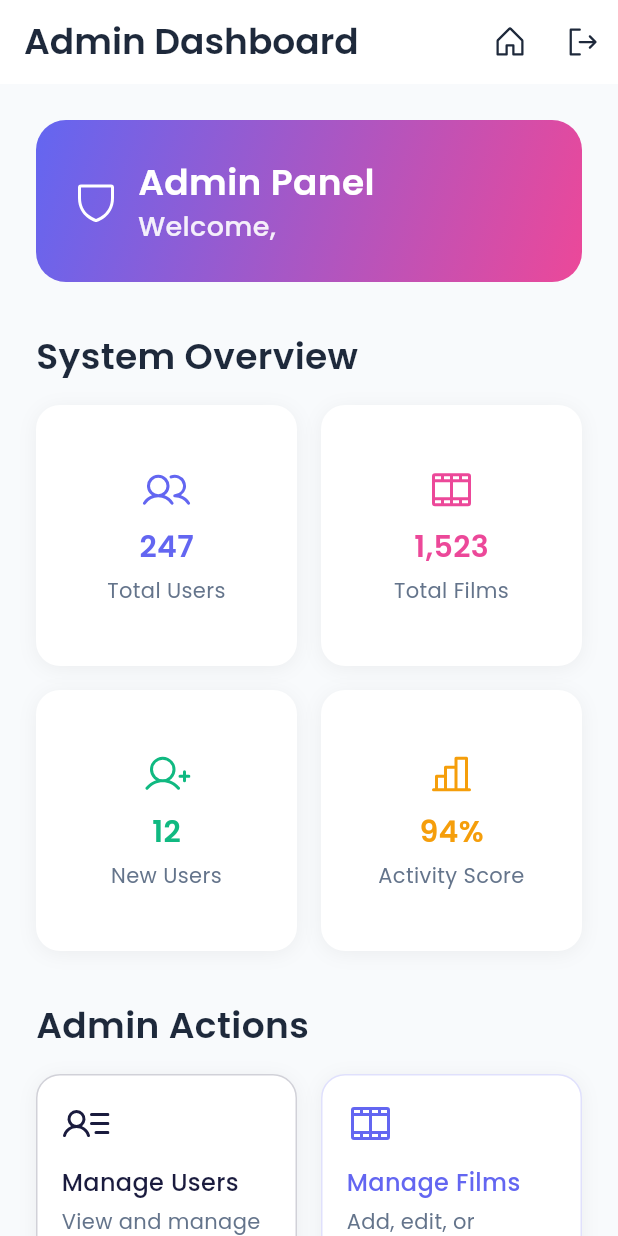
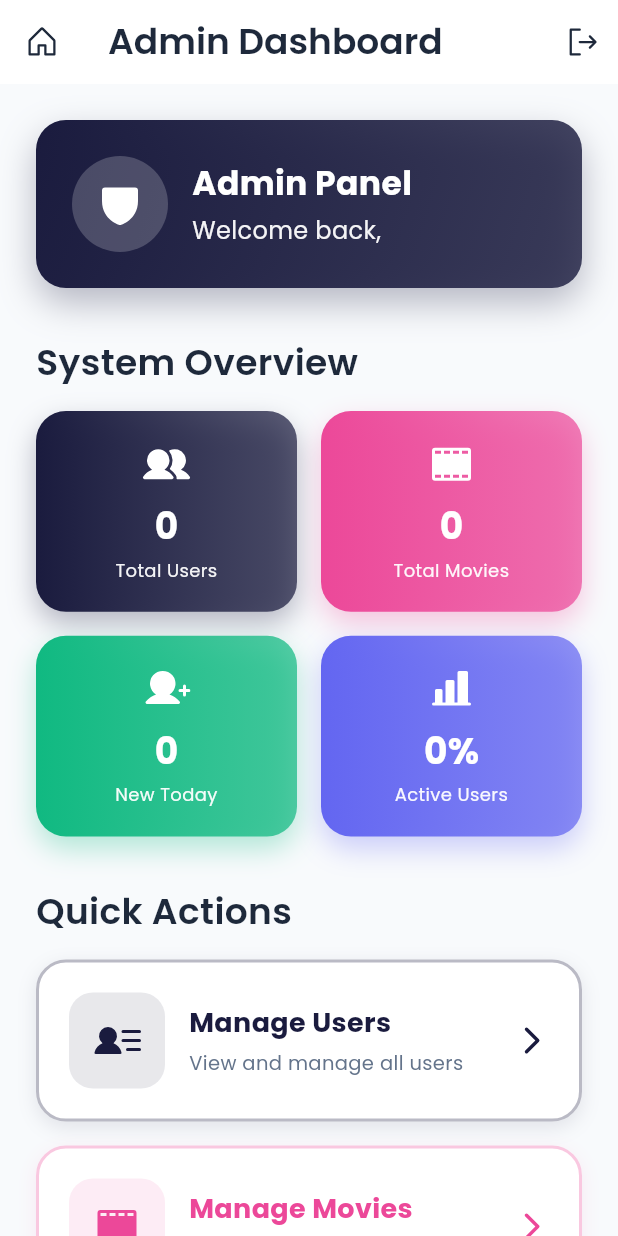
Before and after one commit to yassine-mathlouthi/film_manager, a Flutter app: the AdminDashboardScreen screen opened by its route, on a phone screen of 412 x 824 dp. Run offline on Flutter 3.47's test engine with Material 3 defaults, Android fonts, the phone set to English and light mode, and no system bars; our stand-ins replace cloud_firestore, email_validator, firebase_auth, firebase_core, flutter_dotenv, go_router and 4 more; accounts and stored records are empty.

```diff
--- a/lib/core/services/firebase_auth_service.dart
+++ b/lib/core/services/firebase_auth_service.dart
@@ -33,6 +33,15 @@ class FirebaseAuthService {
         print("Fetching user data from Firestore...");
         final userData = await getUserData(credential.user!.uid);
         print("✅ User data fetched successfully");
+
+        // Check if user is active
+        if (userData != null && userData['isActive'] == false) {
+          print("❌ User account is inactive");
+          // Sign out the user
+          await _firebaseAuth.signOut();
+          throw 'Your account has been deactivated by an administrator. Please contact support for assistance.';
+        }
+
         return userData;
       }
       return null;
--- a/lib/features/admin/screens/admin_dashboard_screen.dart
+++ b/lib/features/admin/screens/admin_dashboard_screen.dart
@@ -5,57 +5,142 @@ import 'package:phosphor_flutter/phosphor_flutter.dart';
 
 import '../../../core/theme/app_theme.dart';
 import '../../../core/providers/auth_provider.dart';
+import '../../../core/providers/users_provider.dart';
+import '../../../core/providers/movies_provider.dart';
 
-class AdminDashboardScreen extends StatelessWidget {
+class AdminDashboardScreen extends StatefulWidget {
   const AdminDashboardScreen({super.key});
+
+  @override
+  State<AdminDashboardScreen> createState() => _AdminDashboardScreenState();
+}
+
+class _AdminDashboardScreenState extends State<AdminDashboardScreen> {
+  @override
+  void initState() {
+    super.initState();
+    _loadData();
+  }
+
+  Future<void> _loadData() async {
+    final usersProvider = Provider.of<UsersProvider>(context, listen: false);
+    final moviesProvider = Provider.of<MoviesProvider>(context, listen: false);
+
+    await Future.wait([
+      usersProvider.fetchUsers(),
+      moviesProvider.fetchMovies(),
+    ]);
+  }
 
   @override
   Widget build(BuildContext context) {
     return Scaffold(
       appBar: AppBar(
         title: const Text('Admin Dashboard'),
-        actions: [
-          IconButton(
+        leading: IconButton(
           icon: Icon(PhosphorIcons.house()),
           onPressed: () => context.go('/home'),
+          tooltip: 'Back to Home',
         ),
+        actions: [
           IconButton(
             icon: Icon(PhosphorIcons.signOut()),
             onPressed: () => _showLogoutDialog(context),
+            tooltip: 'Logout',
           ),
         ],
       ),
-      body: Consumer<AuthProvider>(
-        builder: (context, authProvider, child) {
+      body: Consumer3<AuthProvider, UsersProvider, MoviesProvider>(
+        builder: (context, authProvider, usersProvider, moviesProvider, child) {
           final user = authProvider.currentUser;
           if (user == null) {
             return const Center(child: CircularProgressIndicator());
           }
 
-          return SingleChildScrollView(
+          final totalUsers = usersProvider.users.length;
+          final activeUsers = usersProvider.users.where((u) => u.isActive).length;
+          final totalMovies = moviesProvider.movies.length;
+          final newUsersToday = usersProvider.users.where((u) {
+            final createdAt = u.createdAt;
+            final now = DateTime.now();
+            return createdAt.year == now.year &&
+                   createdAt.month == now.month &&
+                   createdAt.day == now.day;
+          }).length;
+
+          return RefreshIndicator(
+            onRefresh: _loadData,
+            child: SingleChildScrollView(
+              physics: const AlwaysScrollableScrollPhysics(),
               padding: const EdgeInsets.all(24),
               child: Column(
                 crossAxisAlignment: CrossAxisAlignment.start,
                 children: [
                   // Welcome section
-                Container(
+                  _buildWelcomeCard(user.fullName),
+                  const SizedBox(height: 32),
+
+                  // Admin stats
+                  Text('System Overview', style: AppTheme.titleStyle),
+                  const SizedBox(height: 16),
+                  _buildStatsGrid(
+                    totalUsers: totalUsers,
+                    activeUsers: activeUsers,
+                    totalMovies: totalMovies,
+                    newUsersToday: newUsersToday,
+                  ),
+                  const SizedBox(height: 32),
+
+                  // Admin actions
+                  Text('Quick Actions', style: AppTheme.titleStyle),
+                  const SizedBox(height: 16),
+                  _buildAdminActions(context),
+                ],
+              ),
+            ),
+          );
+        },
+      ),
+    );
+  }
+
+  Widget _buildWelcomeCard(String userName) {
+    return Container(
       width: double.infinity,
       padding: const EdgeInsets.all(24),
       decoration: BoxDecoration(
-                    gradient: AppTheme.accentGradient,
+        gradient: LinearGradient(
+          colors: [
+            AppTheme.primaryColor,
+            AppTheme.primaryColor.withOpacity(0.8),
+          ],
+          begin: Alignment.topLeft,
+          end: Alignment.bottomRight,
+        ),
         borderRadius: BorderRadius.circular(20),
+        boxShadow: [
+          BoxShadow(
+            color: AppTheme.primaryColor.withOpacity(0.3),
+            blurRadius: 20,
+            offset: const Offset(0, 10),
           ),
-                  child: Column(
-                    crossAxisAlignment: CrossAxisAlignment.start,
+        ],
+      ),
+      child: Row(
         children: [
-                      Row(
-                        children: [
-                          Icon(
-                            PhosphorIcons.shield(),
+          Container(
+            padding: const EdgeInsets.all(16),
+            decoration: BoxDecoration(
+              color: Colors.white.withOpacity(0.2),
+              shape: BoxShape.circle,
+            ),
+            child: Icon(
+              PhosphorIcons.shield(PhosphorIconsStyle.fill),
               color: Colors.white,
               size: 32,
             ),
-                          const SizedBox(width: 12),
+          ),
+          const SizedBox(width: 16),
           Expanded(
             child: Column(
               crossAxisAlignment: CrossAxisAlignment.start,
@@ -64,12 +149,15 @@ class AdminDashboardScreen extends StatelessWidget {
                   'Admin Panel',
                   style: AppTheme.titleStyle.copyWith(
                     color: Colors.white,
+                    fontSize: 22,
+                    fontWeight: FontWeight.bold,
                   ),
                 ),
+                const SizedBox(height: 4),
                 Text(
-                                  'Welcome, ${user.fullName}',
-                                  style: AppTheme.subtitleStyle.copyWith(
-                                    color: Colors.white.withOpacity(0.9),
+                  'Welcome back, $userName',
+                  style: AppTheme.bodyStyle.copyWith(
+                    color: Colors.white.withOpacity(0.95),
                   ),
                 ),
               ],
@@ -77,66 +165,62 @@ class AdminDashboardScreen extends StatelessWidget {
           ),
         ],
       ),
-                    ],
-                  ),
-                ),
-                const SizedBox(height: 32),
-
-                // Admin stats
-                Text('System Overview', style: AppTheme.titleStyle),
-                const SizedBox(height: 16),
-                _buildStatsGrid(),
-                const SizedBox(height: 32),
-
-                // Admin actions
-                Text('Admin Actions', style: AppTheme.titleStyle),
-                const SizedBox(height: 16),
-                _buildAdminActions(context),
-                const SizedBox(height: 32),
-
-                // Recent activities
-                Text('Recent Activities', style: AppTheme.titleStyle),
-                const SizedBox(height: 16),
-                _buildRecentActivities(),
-              ],
-            ),
-          );
-        },
-      ),
     );
   }
 
-  Widget _buildStatsGrid() {
+  Widget _buildStatsGrid({
+    required int totalUsers,
+    required int activeUsers,
+    required int totalMovies,
+    required int newUsersToday,
+  }) {
+    final activityPercentage = totalUsers > 0
+        ? ((activeUsers / totalUsers) * 100).toStringAsFixed(0)
+        : '0';
+
     return GridView.count(
       crossAxisCount: 2,
       crossAxisSpacing: 16,
       mainAxisSpacing: 16,
       shrinkWrap: true,
       physics: const NeverScrollableScrollPhysics(),
+      childAspectRatio: 1.3,
       children: [
         _buildStatCard(
-          icon: PhosphorIcons.users(),
+          icon: PhosphorIcons.users(PhosphorIconsStyle.fill),
           label: 'Total Users',
-          value: '247',
-          color: AppTheme.secondaryColor,
+          value: totalUsers.toString(),
+          color: AppTheme.primaryColor,
+          gradient: LinearGradient(
+            colors: [AppTheme.primaryColor, AppTheme.primaryColor.withOpacity(0.7)],
+          ),
         ),
         _buildStatCard(
-          icon: PhosphorIcons.filmStrip(),
-          label: 'Total Films',
-          value: '1,523',
+          icon: PhosphorIcons.filmStrip(PhosphorIconsStyle.fill),
+          label: 'Total Movies',
+          value: totalMovies.toString(),
           color: AppTheme.accentColor,
+          gradient: LinearGradient(
+            colors: [AppTheme.accentColor, AppTheme.accentColor.withOpacity(0.7)],
+          ),
         ),
         _buildStatCard(
-          icon: PhosphorIcons.userPlus(),
-          label: 'New Users',
-          value: '12',
+          icon: PhosphorIcons.userPlus(PhosphorIconsStyle.fill),
+          label: 'New Today',
+          value: newUsersToday.toString(),
           color: AppTheme.successColor,
+          gradient: LinearGradient(
+            colors: [AppTheme.successColor, AppTheme.successColor.withOpacity(0.7)],
+          ),
         ),
         _buildStatCard(
-          icon: PhosphorIcons.chartBar(),
-          label: 'Activity Score',
-          value: '94%',
-          color: AppTheme.warningColor,
+          icon: PhosphorIcons.chartBar(PhosphorIconsStyle.fill),
+          label: 'Active Users',
+          value: '$activityPercentage%',
+          color: AppTheme.secondaryColor,
+          gradient: LinearGradient(
+            colors: [AppTheme.secondaryColor, AppTheme.secondaryColor.withOpacity(0.7)],
+          ),
         ),
       ],
     );
@@ -147,34 +231,47 @@ class AdminDashboardScreen extends StatelessWidget {
     required String label,
     required String value,
     required Color color,
+    required Gradient gradient,
   }) {
     return Container(
       padding: const EdgeInsets.all(16),
       decoration: BoxDecoration(
-        color: AppTheme.surfaceColor,
-        borderRadius: BorderRadius.circular(16),
+        gradient: gradient,
+        borderRadius: BorderRadius.circular(20),
         boxShadow: [
           BoxShadow(
-            color: Colors.black.withOpacity(0.05),
-            blurRadius: 10,
-            offset: const Offset(0, 2),
+            color: color.withOpacity(0.3),
+            blurRadius: 15,
+            offset: const Offset(0, 8),
           ),
         ],
       ),
       child: Column(
         mainAxisAlignment: MainAxisAlignment.center,
+        mainAxisSize: MainAxisSize.min,
         children: [
-          Icon(icon, size: 32, color: color),
+          Icon(icon, size: 32, color: Colors.white),
           const SizedBox(height: 8),
           Text(
             value,
-            style: AppTheme.titleStyle.copyWith(fontSize: 20, color: color),
+            style: AppTheme.titleStyle.copyWith(
+              fontSize: 24,
+              color: Colors.white,
+              fontWeight: FontWeight.bold,
+            ),
+            maxLines: 1,
+            overflow: TextOverflow.ellipsis,
           ),
           const SizedBox(height: 4),
           Text(
             label,
-            style: AppTheme.captionStyle,
+            style: AppTheme.captionStyle.copyWith(
+              color: Colors.white.withOpacity(0.95),
+              fontSize: 12,
+            ),
             textAlign: TextAlign.center,
+            maxLines: 1,
+            overflow: TextOverflow.ellipsis,
           ),
         ],
       ),
@@ -184,58 +281,20 @@ class AdminDashboardScreen extends StatelessWidget {
   Widget _buildAdminActions(BuildContext context) {
     return Column(
       children: [
-        Row(
-          children: [
-            Expanded(
-              child: _buildActionCard(
-                icon: PhosphorIcons.userList(),
+        _buildActionCard(
+          icon: PhosphorIcons.userList(PhosphorIconsStyle.fill),
           label: 'Manage Users',
           subtitle: 'View and manage all users',
           color: AppTheme.primaryColor,
-                onTap: () => context.go('/admin/users'),
-              ),
-            ),
-            const SizedBox(width: 16),
-            Expanded(
-              child: _buildActionCard(
-                icon: PhosphorIcons.filmStrip(),
-                label: 'Manage Films',
-                subtitle: 'Add, edit, or remove films',
-                color: AppTheme.secondaryColor,
-                onTap:
-                  () => context.go('/admin/movies'),
-
-              ),
-            ),
-          ],
+          onTap: () => context.push('/admin/users'),
         ),
         const SizedBox(height: 16),
-        Row(
-          children: [
-            Expanded(
-              child: _buildActionCard(
-                icon: PhosphorIcons.chartLineUp(),
-                label: 'Analytics',
-                subtitle: 'View system analytics',
+        _buildActionCard(
+          icon: PhosphorIcons.filmStrip(PhosphorIconsStyle.fill),
+          label: 'Manage Movies',
+          subtitle: 'Add, edit, or remove movies',
           color: AppTheme.accentColor,
-                onTap: () {
-                  // TODO: Navigate to analytics
-                },
-              ),
-            ),
-            const SizedBox(width: 16),
-            Expanded(
-              child: _buildActionCard(
-                icon: PhosphorIcons.gear(),
-                label: 'Settings',
-                subtitle: 'System configuration',
-                color: AppTheme.warningColor,
-                onTap: () {
-                  // TODO: Navigate to settings
-                },
-              ),
-            ),
-          ],
+          onTap: () => context.push('/admin/movies'),
         ),
       ],
     );
@@ -248,133 +307,66 @@ class AdminDashboardScreen extends StatelessWidget {
     required Color color,
     required VoidCallback onTap,
   }) {
-    return GestureDetector(
+    return Material(
+      color: Colors.transparent,
+      child: InkWell(
         onTap: onTap,
+        borderRadius: BorderRadius.circular(20),
         child: Container(
-        padding: const EdgeInsets.all(16),
+          padding: const EdgeInsets.all(20),
           decoration: BoxDecoration(
             color: AppTheme.surfaceColor,
-          borderRadius: BorderRadius.circular(16),
-          border: Border.all(color: color.withOpacity(0.2)),
+            borderRadius: BorderRadius.circular(20),
+            border: Border.all(color: color.withOpacity(0.3), width: 2),
             boxShadow: [
               BoxShadow(
-              color: Colors.black.withOpacity(0.05),
+                color: color.withOpacity(0.1),
                 blurRadius: 10,
-              offset: const Offset(0, 2),
+                offset: const Offset(0, 4),
               ),
             ],
           ),
+          child: Row(
+            children: [
+              Container(
+                padding: const EdgeInsets.all(16),
+                decoration: BoxDecoration(
+                  color: color.withOpacity(0.1),
+                  borderRadius: BorderRadius.circular(16),
+                ),
+                child: Icon(icon, size: 32, color: color),
+              ),
+              const SizedBox(width: 16),
+              Expanded(
                 child: Column(
                   crossAxisAlignment: CrossAxisAlignment.start,
                   children: [
-            Icon(icon, size: 32, color: color),
-            const SizedBox(height: 12),
                     Text(
                       label,
                       style: AppTheme.subtitleStyle.copyWith(
-                fontSize: 16,
+                        fontSize: 18,
                         color: color,
+                        fontWeight: FontWeight.bold,
                       ),
                     ),
                     const SizedBox(height: 4),
-            Text(subtitle, style: AppTheme.captionStyle),
+                    Text(
+                      subtitle,
+                      style: AppTheme.captionStyle.copyWith(fontSize: 13),
+                    ),
                   ],
                 ),
               ),
-    );
-  }
-
-  Widget _buildRecentActivities() {
-    return Container(
-      decoration: BoxDecoration(
-        color: AppTheme.surfaceColor,
-        borderRadius: BorderRadius.circular(16),
-        boxShadow: [
-          BoxShadow(
-            color: Colors.black.withOpacity(0.05),
-            blurRadius: 10,
-            offset: const Offset(0, 2),
+              Icon(
+                PhosphorIcons.caretRight(PhosphorIconsStyle.bold),
+                color: color,
+                size: 24,
               ),
             ],
           ),
-      child: ListView.separated(
-        shrinkWrap: true,
-        physics: const NeverScrollableScrollPhysics(),
-        itemCount: 5,
-        separatorBuilder: (context, index) =>
-            Divider(color: AppTheme.textLight.withOpacity(0.2), height: 1),
-        itemBuilder: (context, index) {
-          return ListTile(
-            leading: CircleAvatar(
-              backgroundColor: _getActivityColor(index).withOpacity(0.1),
-              child: Icon(
-                _getActivityIcon(index),
-                color: _getActivityColor(index),
-                size: 20,
         ),
       ),
-            title: Text(_getActivityTitle(index), style: AppTheme.bodyStyle),
-            subtitle: Text(
-              _getActivitySubtitle(index),
-              style: AppTheme.captionStyle,
-            ),
-            trailing: Text(
-              _getActivityTime(index),
-              style: AppTheme.captionStyle.copyWith(fontSize: 12),
-            ),
     );
-        },
-      ),
-    );
-  }
-
-  IconData _getActivityIcon(int index) {
-    final icons = [
-      PhosphorIcons.userPlus(),
-      PhosphorIcons.filmStrip(),
-      PhosphorIcons.trash(),
-      PhosphorIcons.pencil(),
-      PhosphorIcons.signIn(),
-    ];
-    return icons[index % icons.length];
-  }
-
-  Color _getActivityColor(int index) {
-    final colors = [
-      AppTheme.successColor,
-      AppTheme.primaryColor,
-      AppTheme.errorColor,
-      AppTheme.warningColor,
-      AppTheme.secondaryColor,
-    ];
-    return colors[index % colors.length];
-  }
-
-  String _getActivityTitle(int index) {
-    final titles = [
-      'New user registered',
-      'Film added to catalog',
-      'User account deleted',
-      'Film information updated',
-      'Admin login detected',
-    ];
-    return titles[index % titles.length];
-  }
-
-  String _getActivitySubtitle(int index) {
-    final subtitles = [
-      'john.doe@example.com joined the platform',
-      'The Matrix was added by admin',
-      'inactive.user@example.com was removed',
-      'Updated rating for Inception',
-      'Admin panel access from new device',
-    ];
-    return subtitles[index % subtitles.length];
-  }
-
-  String _getActivityTime(int index) {
-    final times = ['2m ago', '15m ago', '1h ago', '3h ago', '1d ago'];
-    return times[index % times.length];
   }
 
   void _showLogoutDialog(BuildContext context) {
--- a/lib/features/admin/screens/users_list_screen.dart
+++ b/lib/features/admin/screens/users_list_screen.dart
@@ -94,12 +94,17 @@ class _UsersListScreenState extends State<UsersListScreen> {
             );
           }
 
-          // Update filtered users when users list changes
-          WidgetsBinding.instance.addPostFrameCallback((_) {
-            if (_filteredUsers.isEmpty && usersProvider.users.isNotEmpty) {
+          // Initialize filtered users if needed
+          if (_filteredUsers.isEmpty && usersProvider.users.isNotEmpty) {
+            WidgetsBinding.instance.addPostFrameCallback((_) {
               _filterUsers();
-            }
-          });
+            });
+          }
+
+          // Update filtered users when filter changes
+          final displayUsers = _filteredUsers.isEmpty && _searchController.text.isEmpty && _selectedRole == 'all'
+              ? usersProvider.users
+              : _filteredUsers;
 
           return Column(
             children: [
@@ -124,21 +129,21 @@ class _UsersListScreenState extends State<UsersListScreen> {
                 ),
                 color: AppTheme.textLight.withOpacity(0.1),
                 child: Text(
-                  'Total: ${_filteredUsers.length} users',
+                  'Total: ${displayUsers.length} users',
                   style: AppTheme.captionStyle,
                 ),
               ),
 
               // Users list
               Expanded(
-                child: _filteredUsers.isEmpty
+                child: displayUsers.isEmpty
                     ? const EmptyUsersView()
                     : RefreshIndicator(
                         onRefresh: () => usersProvider.fetchUsers(),
                         child: ListView.builder(
-                          itemCount: _filteredUsers.length,
+                          itemCount: displayUsers.length,
                           itemBuilder: (context, index) {
-                            final user = _filteredUsers[index];
+                            final user = displayUsers[index];
                             return UserCard(
                               user: user,
                               onEdit: () => _showEditUserDialog(user),
@@ -282,26 +287,5 @@ class _UsersListScreenState extends State<UsersListScreen> {
         );
       }
     }
-    if (confirm == true && mounted) {
-      final success = await usersProvider.deleteUser(user.id);
-      if (success && mounted) {
-        ScaffoldMessenger.of(context).showSnackBar(
-          SnackBar(
-            content: Text('${user.fullName} has been deleted'),
-            backgroundColor: AppTheme.successColor,
-          ),
-        );
-        _filterUsers();
-      } else if (mounted) {
-        ScaffoldMessenger.of(context).showSnackBar(
-          SnackBar(
-            content: Text(
-              usersProvider.error ?? 'Failed to delete user',
-            ),
-            backgroundColor: AppTheme.errorColor,
-          ),
-        );
-      }
-    }
   }
 }
--- a/lib/features/home/screens/main_navigation_screen.dart
+++ b/lib/features/home/screens/main_navigation_screen.dart
@@ -45,12 +45,20 @@ class _MainNavigationScreenState extends State<MainNavigationScreen> {
       const MoviesScreen(),
     ];
 
+    return Consumer<AuthProvider>(
+      builder: (context, authProvider, child) {
         return Scaffold(
           appBar: AppBar(
             title: Text(_currentIndex == 0 ? 'Film Manager' : 'Movies'),
             actions: [
+              if (authProvider.isAdmin)
                 IconButton(
-      icon: Icon(PhosphorIcons.users()), // Icône pour le matching
+                  icon: Icon(PhosphorIcons.shield(PhosphorIconsStyle.fill)),
+                  tooltip: 'Admin Dashboard',
+                  onPressed: () => context.push('/admin'),
+                ),
+              IconButton(
+                icon: Icon(PhosphorIcons.users()),
                 tooltip: 'Find Matches',
                 onPressed: () => context.push('/matching'),
               ),
@@ -89,6 +97,8 @@ class _MainNavigationScreenState extends State<MainNavigationScreen> {
             ],
           ),
         );
+      },
+    );
   }
 
   void _showLogoutDialog(BuildContext context) {
```
Lines whose indentation alone changed are shown as unchanged.
